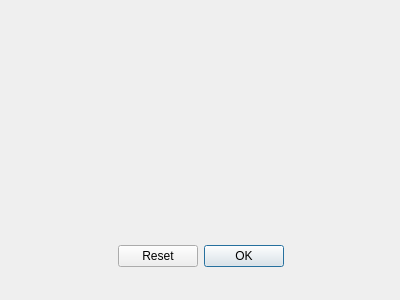
The window that APP/gas.ui (adcfrba/TPO_INFOII) describes before a commit, drawn with Qt 5.
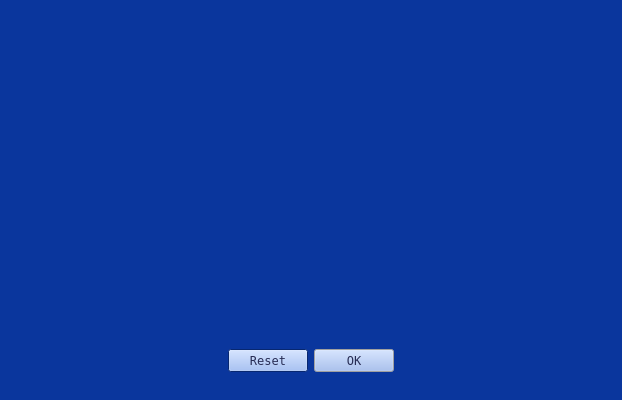
The same window after the commit.

```diff
--- a/APP/gas.ui
+++ b/APP/gas.ui
@@ -6,32 +6,809 @@
    <rect>
     <x>0</x>
     <y>0</y>
-    <width>400</width>
-    <height>300</height>
+    <width>618</width>
+    <height>400</height>
    </rect>
   </property>
+  <property name="palette">
+   <palette>
+    <active>
+     <colorrole role="WindowText">
+      <brush brushstyle="SolidPattern">
+       <color alpha="255">
+        <red>39</red>
+        <green>44</green>
+        <blue>84</blue>
+       </color>
+      </brush>
+     </colorrole>
+     <colorrole role="Button">
+      <brush brushstyle="SolidPattern">
+       <color alpha="255">
+        <red>146</red>
+        <green>180</green>
+        <blue>244</blue>
+       </color>
+      </brush>
+     </colorrole>
+     <colorrole role="Text">
+      <brush brushstyle="SolidPattern">
+       <color alpha="255">
+        <red>207</red>
+        <green>222</green>
+        <blue>231</blue>
+       </color>
+      </brush>
+     </colorrole>
+     <colorrole role="ButtonText">
+      <brush brushstyle="SolidPattern">
+       <color alpha="255">
+        <red>39</red>
+        <green>44</green>
+        <blue>84</blue>
+       </color>
+      </brush>
+     </colorrole>
+     <colorrole role="Base">
+      <brush brushstyle="SolidPattern">
+       <color alpha="255">
+        <red>68</red>
+        <green>114</green>
+        <blue>202</blue>
+       </color>
+      </brush>
+     </colorrole>
+     <colorrole role="Window">
+      <brush brushstyle="SolidPattern">
+       <color alpha="255">
+        <red>10</red>
+        <green>54</green>
+        <blue>157</blue>
+       </color>
+      </brush>
+     </colorrole>
+     <colorrole role="Highlight">
+      <brush brushstyle="SolidPattern">
+       <color alpha="255">
+        <red>189</red>
+        <green>155</green>
+        <blue>230</blue>
+       </color>
+      </brush>
+     </colorrole>
+     <colorrole role="Link">
+      <brush brushstyle="SolidPattern">
+       <color alpha="255">
+        <red>245</red>
+        <green>255</green>
+        <blue>56</blue>
+       </color>
+      </brush>
+     </colorrole>
+     <colorrole role="LinkVisited">
+      <brush brushstyle="SolidPattern">
+       <color alpha="255">
+        <red>255</red>
+        <green>164</green>
+        <blue>89</blue>
+       </color>
+      </brush>
+     </colorrole>
+     <colorrole role="AlternateBase">
+      <brush brushstyle="SolidPattern">
+       <color alpha="255">
+        <red>10</red>
+        <green>54</green>
+        <blue>157</blue>
+       </color>
+      </brush>
+     </colorrole>
+    </active>
+    <inactive>
+     <colorrole role="WindowText">
+      <brush brushstyle="SolidPattern">
+       <color alpha="255">
+        <red>39</red>
+        <green>44</green>
+        <blue>84</blue>
+       </color>
+      </brush>
+     </colorrole>
+     <colorrole role="Button">
+      <brush brushstyle="SolidPattern">
+       <color alpha="255">
+        <red>146</red>
+        <green>180</green>
+        <blue>244</blue>
+       </color>
+      </brush>
+     </colorrole>
+     <colorrole role="Text">
+      <brush brushstyle="SolidPattern">
+       <color alpha="255">
+        <red>207</red>
+        <green>222</green>
+        <blue>231</blue>
+       </color>
+      </brush>
+     </colorrole>
+     <colorrole role="ButtonText">
+      <brush brushstyle="SolidPattern">
+       <color alpha="255">
+        <red>39</red>
+        <green>44</green>
+        <blue>84</blue>
+       </color>
+      </brush>
+     </colorrole>
+     <colorrole role="Base">
+      <brush brushstyle="SolidPattern">
+       <color alpha="255">
+        <red>68</red>
+        <green>114</green>
+        <blue>202</blue>
+       </color>
+      </brush>
+     </colorrole>
+     <colorrole role="Window">
+      <brush brushstyle="SolidPattern">
+       <color alpha="255">
+        <red>10</red>
+        <green>54</green>
+        <blue>157</blue>
+       </color>
+      </brush>
+     </colorrole>
+     <colorrole role="Highlight">
+      <brush brushstyle="SolidPattern">
+       <color alpha="255">
+        <red>240</red>
+        <green>240</green>
+        <blue>240</blue>
+       </color>
+      </brush>
+     </colorrole>
+     <colorrole role="Link">
+      <brush brushstyle="SolidPattern">
+       <color alpha="255">
+        <red>245</red>
+        <green>255</green>
+        <blue>56</blue>
+       </color>
+      </brush>
+     </colorrole>
+     <colorrole role="LinkVisited">
+      <brush brushstyle="SolidPattern">
+       <color alpha="255">
+        <red>255</red>
+        <green>164</green>
+        <blue>89</blue>
+       </color>
+      </brush>
+     </colorrole>
+     <colorrole role="AlternateBase">
+      <brush brushstyle="SolidPattern">
+       <color alpha="255">
+        <red>10</red>
+        <green>54</green>
+        <blue>157</blue>
+       </color>
+      </brush>
+     </colorrole>
+    </inactive>
+    <disabled>
+     <colorrole role="Button">
+      <brush brushstyle="SolidPattern">
+       <color alpha="255">
+        <red>146</red>
+        <green>180</green>
+        <blue>244</blue>
+       </color>
+      </brush>
+     </colorrole>
+     <colorrole role="Base">
+      <brush brushstyle="SolidPattern">
+       <color alpha="255">
+        <red>10</red>
+        <green>54</green>
+        <blue>157</blue>
+       </color>
+      </brush>
+     </colorrole>
+     <colorrole role="Window">
+      <brush brushstyle="SolidPattern">
+       <color alpha="255">
+        <red>10</red>
+        <green>54</green>
+        <blue>157</blue>
+       </color>
+      </brush>
+     </colorrole>
+     <colorrole role="Highlight">
+      <brush brushstyle="SolidPattern">
+       <color alpha="255">
+        <red>0</red>
+        <green>120</green>
+        <blue>215</blue>
+       </color>
+      </brush>
+     </colorrole>
+     <colorrole role="Link">
+      <brush brushstyle="SolidPattern">
+       <color alpha="255">
+        <red>245</red>
+        <green>255</green>
+        <blue>56</blue>
+       </color>
+      </brush>
+     </colorrole>
+     <colorrole role="LinkVisited">
+      <brush brushstyle="SolidPattern">
+       <color alpha="255">
+        <red>255</red>
+        <green>164</green>
+        <blue>89</blue>
+       </color>
+      </brush>
+     </colorrole>
+     <colorrole role="AlternateBase">
+      <brush brushstyle="SolidPattern">
+       <color alpha="255">
+        <red>10</red>
+        <green>54</green>
+        <blue>157</blue>
+       </color>
+      </brush>
+     </colorrole>
+    </disabled>
+   </palette>
+  </property>
   <property name="windowTitle">
    <string>Dialog</string>
   </property>
-  <widget class="QDialogButtonBox" name="buttonBox">
-   <property name="geometry">
-    <rect>
-     <x>30</x>
-     <y>240</y>
-     <width>341</width>
-     <height>32</height>
-    </rect>
-   </property>
-   <property name="orientation">
-    <enum>Qt::Horizontal</enum>
-   </property>
-   <property name="standardButtons">
-    <set>QDialogButtonBox::Ok|QDialogButtonBox::Reset</set>
-   </property>
-   <property name="centerButtons">
-    <bool>true</bool>
-   </property>
-  </widget>
+  <layout class="QVBoxLayout" name="verticalLayout">
+   <item>
+    <widget class="QFrame" name="horizontalFrame">
+     <property name="sizePolicy">
+      <sizepolicy hsizetype="Fixed" vsizetype="Fixed">
+       <horstretch>0</horstretch>
+       <verstretch>0</verstretch>
+      </sizepolicy>
+     </property>
+     <property name="minimumSize">
+      <size>
+       <width>600</width>
+       <height>300</height>
+      </size>
+     </property>
+     <property name="palette">
+      <palette>
+       <active>
+        <colorrole role="WindowText">
+         <brush brushstyle="SolidPattern">
+          <color alpha="255">
+           <red>39</red>
+           <green>44</green>
+           <blue>84</blue>
+          </color>
+         </brush>
+        </colorrole>
+        <colorrole role="Button">
+         <brush brushstyle="SolidPattern">
+          <color alpha="255">
+           <red>146</red>
+           <green>180</green>
+           <blue>244</blue>
+          </color>
+         </brush>
+        </colorrole>
+        <colorrole role="Text">
+         <brush brushstyle="SolidPattern">
+          <color alpha="255">
+           <red>207</red>
+           <green>222</green>
+           <blue>231</blue>
+          </color>
+         </brush>
+        </colorrole>
+        <colorrole role="ButtonText">
+         <brush brushstyle="SolidPattern">
+          <color alpha="255">
+           <red>39</red>
+           <green>44</green>
+           <blue>84</blue>
+          </color>
+         </brush>
+        </colorrole>
+        <colorrole role="Base">
+         <brush brushstyle="SolidPattern">
+          <color alpha="255">
+           <red>68</red>
+           <green>114</green>
+           <blue>202</blue>
+          </color>
+         </brush>
+        </colorrole>
+        <colorrole role="Window">
+         <brush brushstyle="SolidPattern">
+          <color alpha="255">
+           <red>10</red>
+           <green>54</green>
+           <blue>157</blue>
+          </color>
+         </brush>
+        </colorrole>
+        <colorrole role="Highlight">
+         <brush brushstyle="SolidPattern">
+          <color alpha="255">
+           <red>189</red>
+           <green>155</green>
+           <blue>230</blue>
+          </color>
+         </brush>
+        </colorrole>
+        <colorrole role="Link">
+         <brush brushstyle="SolidPattern">
+          <color alpha="255">
+           <red>245</red>
+           <green>255</green>
+           <blue>56</blue>
+          </color>
+         </brush>
+        </colorrole>
+        <colorrole role="LinkVisited">
+         <brush brushstyle="SolidPattern">
+          <color alpha="255">
+           <red>255</red>
+           <green>164</green>
+           <blue>89</blue>
+          </color>
+         </brush>
+        </colorrole>
+        <colorrole role="AlternateBase">
+         <brush brushstyle="SolidPattern">
+          <color alpha="255">
+           <red>10</red>
+           <green>54</green>
+           <blue>157</blue>
+          </color>
+         </brush>
+        </colorrole>
+       </active>
+       <inactive>
+        <colorrole role="WindowText">
+         <brush brushstyle="SolidPattern">
+          <color alpha="255">
+           <red>39</red>
+           <green>44</green>
+           <blue>84</blue>
+          </color>
+         </brush>
+        </colorrole>
+        <colorrole role="Button">
+         <brush brushstyle="SolidPattern">
+          <color alpha="255">
+           <red>146</red>
+           <green>180</green>
+           <blue>244</blue>
+          </color>
+         </brush>
+        </colorrole>
+        <colorrole role="Text">
+         <brush brushstyle="SolidPattern">
+          <color alpha="255">
+           <red>207</red>
+           <green>222</green>
+           <blue>231</blue>
+          </color>
+         </brush>
+        </colorrole>
+        <colorrole role="ButtonText">
+         <brush brushstyle="SolidPattern">
+          <color alpha="255">
+           <red>39</red>
+           <green>44</green>
+           <blue>84</blue>
+          </color>
+         </brush>
+        </colorrole>
+        <colorrole role="Base">
+         <brush brushstyle="SolidPattern">
+          <color alpha="255">
+           <red>68</red>
+           <green>114</green>
+           <blue>202</blue>
+          </color>
+         </brush>
+        </colorrole>
+        <colorrole role="Window">
+         <brush brushstyle="SolidPattern">
+          <color alpha="255">
+           <red>10</red>
+           <green>54</green>
+           <blue>157</blue>
+          </color>
+         </brush>
+        </colorrole>
+        <colorrole role="Highlight">
+         <brush brushstyle="SolidPattern">
+          <color alpha="255">
+           <red>240</red>
+           <green>240</green>
+           <blue>240</blue>
+          </color>
+         </brush>
+        </colorrole>
+        <colorrole role="Link">
+         <brush brushstyle="SolidPattern">
+          <color alpha="255">
+           <red>245</red>
+           <green>255</green>
+           <blue>56</blue>
+          </color>
+         </brush>
+        </colorrole>
+        <colorrole role="LinkVisited">
+         <brush brushstyle="SolidPattern">
+          <color alpha="255">
+           <red>255</red>
+           <green>164</green>
+           <blue>89</blue>
+          </color>
+         </brush>
+        </colorrole>
+        <colorrole role="AlternateBase">
+         <brush brushstyle="SolidPattern">
+          <color alpha="255">
+           <red>10</red>
+           <green>54</green>
+           <blue>157</blue>
+          </color>
+         </brush>
+        </colorrole>
+       </inactive>
+       <disabled>
+        <colorrole role="Button">
+         <brush brushstyle="SolidPattern">
+          <color alpha="255">
+           <red>146</red>
+           <green>180</green>
+           <blue>244</blue>
+          </color>
+         </brush>
+        </colorrole>
+        <colorrole role="Base">
+         <brush brushstyle="SolidPattern">
+          <color alpha="255">
+           <red>10</red>
+           <green>54</green>
+           <blue>157</blue>
+          </color>
+         </brush>
+        </colorrole>
+        <colorrole role="Window">
+         <brush brushstyle="SolidPattern">
+          <color alpha="255">
+           <red>10</red>
+           <green>54</green>
+           <blue>157</blue>
+          </color>
+         </brush>
+        </colorrole>
+        <colorrole role="Highlight">
+         <brush brushstyle="SolidPattern">
+          <color alpha="255">
+           <red>0</red>
+           <green>120</green>
+           <blue>215</blue>
+          </color>
+         </brush>
+        </colorrole>
+        <colorrole role="Link">
+         <brush brushstyle="SolidPattern">
+          <color alpha="255">
+           <red>245</red>
+           <green>255</green>
+           <blue>56</blue>
+          </color>
+         </brush>
+        </colorrole>
+        <colorrole role="LinkVisited">
+         <brush brushstyle="SolidPattern">
+          <color alpha="255">
+           <red>255</red>
+           <green>164</green>
+           <blue>89</blue>
+          </color>
+         </brush>
+        </colorrole>
+        <colorrole role="AlternateBase">
+         <brush brushstyle="SolidPattern">
+          <color alpha="255">
+           <red>10</red>
+           <green>54</green>
+           <blue>157</blue>
+          </color>
+         </brush>
+        </colorrole>
+       </disabled>
+      </palette>
+     </property>
+     <layout class="QHBoxLayout" name="horizontalLayout"/>
+    </widget>
+   </item>
+   <item>
+    <widget class="QDialogButtonBox" name="buttonBox">
+     <property name="palette">
+      <palette>
+       <active>
+        <colorrole role="WindowText">
+         <brush brushstyle="SolidPattern">
+          <color alpha="255">
+           <red>39</red>
+           <green>44</green>
+           <blue>84</blue>
+          </color>
+         </brush>
+        </colorrole>
+        <colorrole role="Button">
+         <brush brushstyle="SolidPattern">
+          <color alpha="255">
+           <red>146</red>
+           <green>180</green>
+           <blue>244</blue>
+          </color>
+         </brush>
+        </colorrole>
+        <colorrole role="Text">
+         <brush brushstyle="SolidPattern">
+          <color alpha="255">
+           <red>207</red>
+           <green>222</green>
+           <blue>231</blue>
+          </color>
+         </brush>
+        </colorrole>
+        <colorrole role="ButtonText">
+         <brush brushstyle="SolidPattern">
+          <color alpha="255">
+           <red>39</red>
+           <green>44</green>
+           <blue>84</blue>
+          </color>
+         </brush>
+        </colorrole>
+        <colorrole role="Base">
+         <brush brushstyle="SolidPattern">
+          <color alpha="255">
+           <red>68</red>
+           <green>114</green>
+           <blue>202</blue>
+          </color>
+         </brush>
+        </colorrole>
+        <colorrole role="Window">
+         <brush brushstyle="SolidPattern">
+          <color alpha="255">
+           <red>10</red>
+           <green>54</green>
+           <blue>157</blue>
+          </color>
+         </brush>
+        </colorrole>
+        <colorrole role="Highlight">
+         <brush brushstyle="SolidPattern">
+          <color alpha="255">
+           <red>189</red>
+           <green>155</green>
+           <blue>230</blue>
+          </color>
+         </brush>
+        </colorrole>
+        <colorrole role="Link">
+         <brush brushstyle="SolidPattern">
+          <color alpha="255">
+           <red>245</red>
+           <green>255</green>
+           <blue>56</blue>
+          </color>
+         </brush>
+        </colorrole>
+        <colorrole role="LinkVisited">
+         <brush brushstyle="SolidPattern">
+          <color alpha="255">
+           <red>255</red>
+           <green>164</green>
+           <blue>89</blue>
+          </color>
+         </brush>
+        </colorrole>
+        <colorrole role="AlternateBase">
+         <brush brushstyle="SolidPattern">
+          <color alpha="255">
+           <red>10</red>
+           <green>54</green>
+           <blue>157</blue>
+          </color>
+         </brush>
+        </colorrole>
+       </active>
+       <inactive>
+        <colorrole role="WindowText">
+         <brush brushstyle="SolidPattern">
+          <color alpha="255">
+           <red>39</red>
+           <green>44</green>
+           <blue>84</blue>
+          </color>
+         </brush>
+        </colorrole>
+        <colorrole role="Button">
+         <brush brushstyle="SolidPattern">
+          <color alpha="255">
+           <red>146</red>
+           <green>180</green>
+           <blue>244</blue>
+          </color>
+         </brush>
+        </colorrole>
+        <colorrole role="Text">
+         <brush brushstyle="SolidPattern">
+          <color alpha="255">
+           <red>207</red>
+           <green>222</green>
+           <blue>231</blue>
+          </color>
+         </brush>
+        </colorrole>
+        <colorrole role="ButtonText">
+         <brush brushstyle="SolidPattern">
+          <color alpha="255">
+           <red>39</red>
+           <green>44</green>
+           <blue>84</blue>
+          </color>
+         </brush>
+        </colorrole>
+        <colorrole role="Base">
+         <brush brushstyle="SolidPattern">
+          <color alpha="255">
+           <red>68</red>
+           <green>114</green>
+           <blue>202</blue>
+          </color>
+         </brush>
+        </colorrole>
+        <colorrole role="Window">
+         <brush brushstyle="SolidPattern">
+          <color alpha="255">
+           <red>10</red>
+           <green>54</green>
+           <blue>157</blue>
+          </color>
+         </brush>
+        </colorrole>
+        <colorrole role="Highlight">
+         <brush brushstyle="SolidPattern">
+          <color alpha="255">
+           <red>240</red>
+           <green>240</green>
+           <blue>240</blue>
+          </color>
+         </brush>
+        </colorrole>
+        <colorrole role="Link">
+         <brush brushstyle="SolidPattern">
+          <color alpha="255">
+           <red>245</red>
+           <green>255</green>
+           <blue>56</blue>
+          </color>
+         </brush>
+        </colorrole>
+        <colorrole role="LinkVisited">
+         <brush brushstyle="SolidPattern">
+          <color alpha="255">
+           <red>255</red>
+           <green>164</green>
+           <blue>89</blue>
+          </color>
+         </brush>
+        </colorrole>
+        <colorrole role="AlternateBase">
+         <brush brushstyle="SolidPattern">
+          <color alpha="255">
+           <red>10</red>
+           <green>54</green>
+           <blue>157</blue>
+          </color>
+         </brush>
+        </colorrole>
+       </inactive>
+       <disabled>
+        <colorrole role="Button">
+         <brush brushstyle="SolidPattern">
+          <color alpha="255">
+           <red>146</red>
+           <green>180</green>
+           <blue>244</blue>
+          </color>
+         </brush>
+        </colorrole>
+        <colorrole role="Base">
+         <brush brushstyle="SolidPattern">
+          <color alpha="255">
+           <red>10</red>
+           <green>54</green>
+           <blue>157</blue>
+          </color>
+         </brush>
+        </colorrole>
+        <colorrole role="Window">
+         <brush brushstyle="SolidPattern">
+          <color alpha="255">
+           <red>10</red>
+           <green>54</green>
+           <blue>157</blue>
+          </color>
+         </brush>
+        </colorrole>
+        <colorrole role="Highlight">
+         <brush brushstyle="SolidPattern">
+          <color alpha="255">
+           <red>0</red>
+           <green>120</green>
+           <blue>215</blue>
+          </color>
+         </brush>
+        </colorrole>
+        <colorrole role="Link">
+         <brush brushstyle="SolidPattern">
+          <color alpha="255">
+           <red>245</red>
+           <green>255</green>
+           <blue>56</blue>
+          </color>
+         </brush>
+        </colorrole>
+        <colorrole role="LinkVisited">
+         <brush brushstyle="SolidPattern">
+          <color alpha="255">
+           <red>255</red>
+           <green>164</green>
+           <blue>89</blue>
+          </color>
+         </brush>
+        </colorrole>
+        <colorrole role="AlternateBase">
+         <brush brushstyle="SolidPattern">
+          <color alpha="255">
+           <red>10</red>
+           <green>54</green>
+           <blue>157</blue>
+          </color>
+         </brush>
+        </colorrole>
+       </disabled>
+      </palette>
+     </property>
+     <property name="font">
+      <font>
+       <family>Fixedsys</family>
+      </font>
+     </property>
+     <property name="orientation">
+      <enum>Qt::Horizontal</enum>
+     </property>
+     <property name="standardButtons">
+      <set>QDialogButtonBox::Ok|QDialogButtonBox::Reset</set>
+     </property>
+     <property name="centerButtons">
+      <bool>true</bool>
+     </property>
+    </widget>
+   </item>
+  </layout>
  </widget>
  <resources/>
  <connections>
```
